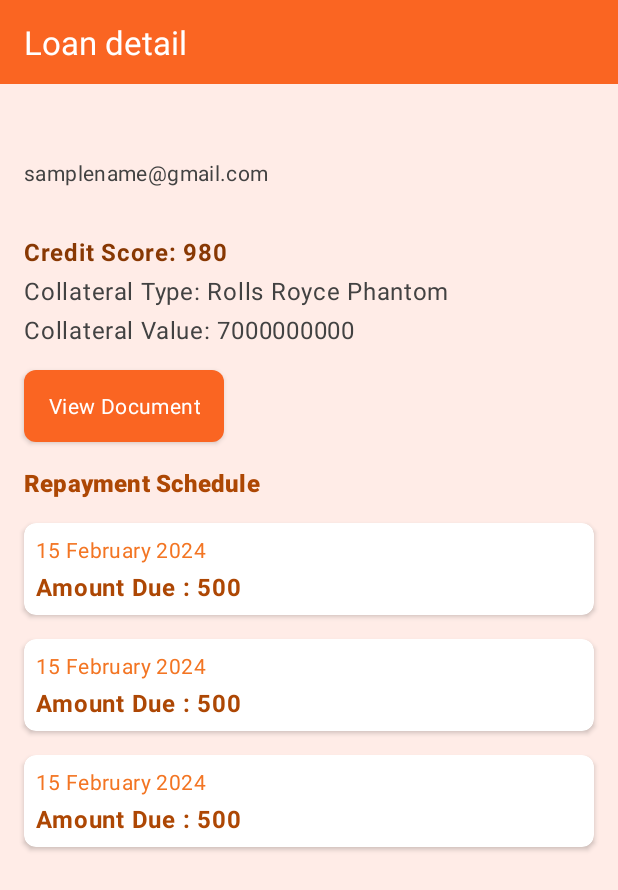
After one commit to Joviar27/LoanManagement, an Android app: the layout activity_detail.xml on its own in the app's theme, with its tools: preview values and no code run, on a phone screen of 412 x 824 dp. The commit adds this screen. Shown: the top 890 px of the screen. Run offline under Robolectric (Android 15) with nearby library versions, the phone set to English and light mode, and no system bars.

Commit message:
feat: setup layout for detail page

```diff
--- a/app/src/main/AndroidManifest.xml
+++ b/app/src/main/AndroidManifest.xml
@@ -13,6 +13,9 @@
         android:theme="@style/Theme.LoanManagement"
         tools:targetApi="31">
         <activity
+            android:name=".DetailActivity"
+            android:exported="false" />
+        <activity
             android:name=".HomeActivity"
             android:exported="true">
             <intent-filter>
--- /dev/null
+++ b/app/src/main/java/com/example/loanmanagement/DetailActivity.kt
@@ -0,0 +1,20 @@
+package com.example.loanmanagement
+
+import android.os.Bundle
+import androidx.activity.enableEdgeToEdge
+import androidx.appcompat.app.AppCompatActivity
+import androidx.core.view.ViewCompat
+import androidx.core.view.WindowInsetsCompat
+
+class DetailActivity : AppCompatActivity() {
+    override fun onCreate(savedInstanceState: Bundle?) {
+        super.onCreate(savedInstanceState)
+        enableEdgeToEdge()
+        setContentView(R.layout.activity_detail)
+        ViewCompat.setOnApplyWindowInsetsListener(findViewById(R.id.main)) { v, insets ->
+            val systemBars = insets.getInsets(WindowInsetsCompat.Type.systemBars())
+            v.setPadding(systemBars.left, systemBars.top, systemBars.right, systemBars.bottom)
+            insets
+        }
+    }
+}
--- /dev/null
+++ b/app/src/main/res/drawable/bg_document_button.xml
@@ -0,0 +1,18 @@
+<?xml version="1.0" encoding="utf-8"?>
+<selector xmlns:android="http://schemas.android.com/apk/res/android">
+    <!-- Active state -->
+    <item android:state_enabled="true">
+        <shape android:shape="rectangle">
+            <solid android:color="@color/color_primary"/>
+            <corners android:radius="8dp"/>
+        </shape>
+    </item>
+
+    <!-- Inactive state -->
+    <item android:state_enabled="false">
+        <shape android:shape="rectangle">
+            <solid android:color="@color/light_grey"/>
+            <corners android:radius="8dp"/>
+        </shape>
+    </item>
+</selector>
--- /dev/null
+++ b/app/src/main/res/layout/activity_detail.xml
@@ -0,0 +1,116 @@
+<?xml version="1.0" encoding="utf-8"?>
+<androidx.constraintlayout.widget.ConstraintLayout
+    xmlns:android="http://schemas.android.com/apk/res/android"
+    xmlns:app="http://schemas.android.com/apk/res-auto"
+    xmlns:tools="http://schemas.android.com/tools"
+    android:id="@+id/main"
+    android:layout_width="match_parent"
+    android:layout_height="match_parent"
+    android:background="@color/color_surface"
+    tools:context=".DetailActivity">
+
+    <Toolbar
+        android:id="@+id/toolbar2"
+        android:layout_width="match_parent"
+        android:layout_height="?attr/actionBarSize"
+        android:background="@color/color_primary"
+        android:title="@string/title_detail"
+        android:titleTextAppearance="@style/TextAppearance.Material3.TitleLarge"
+        android:titleTextColor="?attr/colorOnPrimary"
+        app:layout_constraintEnd_toEndOf="parent"
+        app:layout_constraintStart_toStartOf="parent"
+        app:layout_constraintTop_toTopOf="parent" />
+
+    <TextView
+        android:id="@+id/tv_borrower_name"
+        android:layout_width="wrap_content"
+        android:layout_height="wrap_content"
+        android:layout_marginStart="16dp"
+        android:layout_marginTop="16dp"
+        android:textAppearance="@style/TextAppearance.Material3.TitleLarge"
+        android:textColor="@color/color_text_primary_dark"
+        android:textStyle="bold"
+        app:layout_constraintStart_toStartOf="parent"
+        app:layout_constraintTop_toBottomOf="@+id/toolbar2"
+        tools:text="@tools:sample/full_names" />
+
+    <TextView
+        android:id="@+id/tv_borrower_email"
+        android:layout_width="wrap_content"
+        android:layout_height="wrap_content"
+        android:layout_marginTop="4dp"
+        android:textAppearance="@style/TextAppearance.Material3.BodyMedium"
+        android:textColor="@color/grey"
+        app:layout_constraintStart_toStartOf="@+id/tv_borrower_name"
+        app:layout_constraintTop_toBottomOf="@+id/tv_borrower_name"
+        tools:text="samplename@gmail.com" />
+
+    <TextView
+        android:id="@+id/tv_credit_score"
+        android:layout_width="wrap_content"
+        android:layout_height="wrap_content"
+        android:layout_marginTop="32dp"
+        android:textAppearance="@style/TextAppearance.Material3.BodyLarge"
+        android:textStyle="bold"
+        android:textColor="@color/color_text_primary_dark"
+        app:layout_constraintStart_toStartOf="@+id/tv_borrower_email"
+        app:layout_constraintTop_toBottomOf="@+id/tv_borrower_email"
+        tools:text="Credit Score: 980" />
+
+    <TextView
+        android:id="@+id/tv_collateral_type"
+        android:layout_width="wrap_content"
+        android:layout_height="wrap_content"
+        android:layout_marginTop="4dp"
+        android:textAppearance="@style/TextAppearance.Material3.BodyLarge"
+        android:textColor="@color/grey"
+        app:layout_constraintStart_toStartOf="@+id/tv_credit_score"
+        app:layout_constraintTop_toBottomOf="@+id/tv_credit_score"
+        tools:text="Collateral Type: Rolls Royce Phantom" />
+
+    <TextView
+        android:id="@+id/tv_collateral_value"
+        android:layout_width="wrap_content"
+        android:layout_height="wrap_content"
+        android:layout_marginTop="4dp"
+        android:textAppearance="@style/TextAppearance.Material3.BodyLarge"
+        android:textColor="@color/grey"
+        app:layout_constraintStart_toStartOf="@+id/tv_collateral_type"
+        app:layout_constraintTop_toBottomOf="@+id/tv_collateral_type"
+        tools:text="Collateral Value: 7000000000" />
+
+    <com.google.android.material.button.MaterialButton
+        android:id="@+id/btn_loan_document"
+        android:layout_width="wrap_content"
+        android:layout_height="wrap_content"
+        android:layout_marginTop="16dp"
+        android:background="@drawable/bg_document_button"
+        android:text="@string/btn_document_available"
+        android:textColor="?attr/colorOnPrimary"
+        android:textAppearance="@style/TextAppearance.Material3.BodyMedium"
+        app:layout_constraintStart_toStartOf="@+id/tv_collateral_value"
+        app:layout_constraintTop_toBottomOf="@+id/tv_collateral_value"
+        app:cornerRadius="8dp"/>
+
+    <TextView
+        android:id="@+id/textView"
+        android:layout_width="wrap_content"
+        android:layout_height="wrap_content"
+        android:layout_marginTop="16dp"
+        android:textStyle="bold"
+        android:text="@string/repayment_schedule"
+        android:textAppearance="@style/TextAppearance.Material3.TitleMedium"
+        android:textColor="@color/color_text_primary"
+        app:layout_constraintStart_toStartOf="@+id/btn_loan_document"
+        app:layout_constraintTop_toBottomOf="@+id/btn_loan_document" />
+
+    <androidx.recyclerview.widget.RecyclerView
+        android:id="@+id/rv_repayment_schedule"
+        android:layout_width="match_parent"
+        android:layout_height="0dp"
+        android:layout_marginTop="8dp"
+        app:layout_constraintStart_toStartOf="parent"
+        app:layout_constraintTop_toBottomOf="@+id/textView"
+        tools:listitem="@layout/item_repayment" />
+
+</androidx.constraintlayout.widget.ConstraintLayout>
--- a/app/src/main/res/layout/activity_home.xml
+++ b/app/src/main/res/layout/activity_home.xml
@@ -6,6 +6,7 @@
     android:id="@+id/main"
     android:layout_width="match_parent"
     android:layout_height="match_parent"
+    android:background="@color/color_surface"
     tools:context=".HomeActivity">
 
     <Toolbar
--- /dev/null
+++ b/app/src/main/res/layout/item_repayment.xml
@@ -0,0 +1,39 @@
+<?xml version="1.0" encoding="utf-8"?>
+<androidx.cardview.widget.CardView
+    xmlns:android="http://schemas.android.com/apk/res/android"
+    xmlns:tools="http://schemas.android.com/tools"
+    android:layout_width="match_parent"
+    android:layout_height="wrap_content"
+    xmlns:app="http://schemas.android.com/apk/res-auto"
+    app:cardCornerRadius="8dp"
+    android:layout_marginHorizontal="16dp"
+    android:layout_marginVertical="8dp">
+
+    <LinearLayout
+        android:layout_width="match_parent"
+        android:layout_height="wrap_content"
+        android:orientation="vertical"
+        android:padding="8dp">
+
+        <TextView
+            android:id="@+id/tv_due_date"
+            android:layout_width="wrap_content"
+            android:layout_height="wrap_content"
+            android:textAppearance="@style/TextAppearance.Material3.BodyMedium"
+            android:textColor="@color/color_text_primary_light"
+            tools:text="15 February 2024"/>
+
+        <TextView
+            android:id="@+id/tv_due_amount"
+            android:layout_width="wrap_content"
+            android:layout_height="wrap_content"
+            android:layout_marginTop="4dp
+"
+            android:textAppearance="@style/TextAppearance.Material3.BodyLarge"
+            android:textColor="@color/color_text_primary"
+            android:textStyle="bold"
+            tools:text="Amount Due : 500"/>
+
+    </LinearLayout>
+
+</androidx.cardview.widget.CardView>
--- a/app/src/main/res/values/colors.xml
+++ b/app/src/main/res/values/colors.xml
@@ -10,10 +10,10 @@
 
     <color name="color_primary">#FA6522</color>
     <color name="color_primary_variant">#DB4807</color>
-    <color name="color_surface">#FACEBA</color>
+    <color name="color_surface">#FFECE7</color>
 
     <color name="grey">#FF424242</color>
-    <color name="light_grey">#C4C4C4</color>
+    <color name="light_grey">#B4B4B4</color>
 
     <color name="color_text_primary">#AD4704</color>
     <color name="color_text_primary_light">#F37523</color>
--- a/app/src/main/res/values/strings.xml
+++ b/app/src/main/res/values/strings.xml
@@ -5,5 +5,17 @@
     <string name="loan_purpose">Asked for %s</string>
     <string name="loan_interest">%s Interest Rate</string>
     <string name="loan_term">% Months</string>
+
+    <!--  Home  -->
     <string name="title_home">Available Loan List</string>
+
+    <!--  Detail  -->
+    <string name="title_detail">Loan detail</string>
+    <string name="credit_score">Credit Score: %s</string>
+    <string name="collateral_type">Credit Score: %s</string>
+    <string name="collateral_value">Collateral value: %s</string>
+    <string name="amount_due">Amount Due: %s</string>
+    <string name="btn_document_available">View Document</string>
+    <string name="btn_document_unavailable">Document Unavailable</string>
+    <string name="repayment_schedule">Repayment Schedule</string>
 </resources>
```
